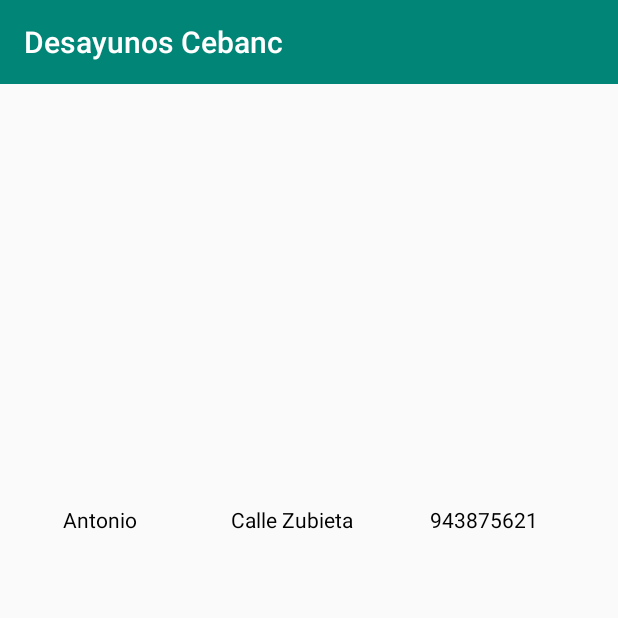
After one commit to mikels111/Desayunos, an Android app: the Actividad_admin screen opened directly, with no data from a screen before it, on a phone screen of 412 x 824 dp, the top half of it. The commit adds this screen. Run offline under Robolectric (Android 15) with nearby library versions, the phone set to English and light mode, and no system bars.

Commit message:
creacion de modulo de gestion de clientes

```diff
--- a/app/src/main/AndroidManifest.xml
+++ b/app/src/main/AndroidManifest.xml
@@ -11,7 +11,8 @@
         android:roundIcon="@mipmap/ic_launcher_round"
         android:supportsRtl="true"
         android:theme="@style/AppTheme">
-        <activity android:name=".Actividad_4"></activity>
+        <activity android:name=".Actividad_admin"></activity>
+        <activity android:name=".Actividad_4" />
         <activity android:name=".Actividad_3" />
         <activity android:name=".Actividad_2" />
         <activity android:name=".Actividad_1" />
--- a/app/src/main/java/com/example/desayunoscebanc/Actividad_3.java
+++ b/app/src/main/java/com/example/desayunoscebanc/Actividad_3.java
@@ -128,7 +128,7 @@ public class Actividad_3 extends AppCompatActivity {
             listaProductos.add(pinas);
         }
 
-        ProductoListAdapter adaptador=new ProductoListAdapter(this,R.layout.producto_adaptador,listaProductos);
+         ProductoListAdapter adaptador=new ProductoListAdapter(this,R.layout.producto_adaptador,listaProductos);
         lista.setAdapter(adaptador);
         final double precioFinal=((cafes.getPrecio())*(cafes.getCantidad())+
                 (tes.getPrecio())*(tes.getCantidad())+
--- /dev/null
+++ b/app/src/main/java/com/example/desayunoscebanc/Actividad_admin.java
@@ -0,0 +1,63 @@
+package com.example.desayunoscebanc;
+
+import androidx.appcompat.app.AppCompatActivity;
+
+import android.database.Cursor;
+import android.database.sqlite.SQLiteDatabase;
+import android.os.Bundle;
+import android.view.Gravity;
+import android.view.View;
+import android.widget.AdapterView;
+import android.widget.Button;
+import android.widget.EditText;
+import android.widget.ListView;
+import android.widget.TextView;
+import android.widget.Toast;
+
+import java.util.ArrayList;
+
+public class Actividad_admin extends AppCompatActivity {
+
+    ListView lista;
+    @Override
+    protected void onCreate(Bundle savedInstanceState) {
+        super.onCreate(savedInstanceState);
+        setContentView(R.layout.activity_actividad_admin);
+
+        lista=findViewById(R.id.lstClientes);
+
+        final ArrayList<Cliente> listaCliente=new ArrayList<>();
+
+        BDSQLiteHelper bdDesayunos = new BDSQLiteHelper(this, "BDDesayunos", null, 10);
+        final SQLiteDatabase bd = bdDesayunos.getWritableDatabase();
+
+
+        Cursor c=bd.rawQuery("SELECT CodCliente,Contrasena,Nombre,Direccion,Telefono,Email FROM Cliente",null);
+        if(c.moveToFirst()){
+            do{
+                int codCliente=c.getInt(0);
+                int contrasena=c.getInt(1);
+                String nombre=c.getString(2);
+                String direccion=c.getString(3);
+                String telefono=c.getString(4);
+                String email=c.getString(5);
+
+                Cliente cli=new Cliente(codCliente,contrasena,nombre,direccion,telefono,email);
+                listaCliente.add(cli);
+            }while(c.moveToNext());
+        }
+        ClienteListAdapter adapter=new ClienteListAdapter(this,R.layout.cliente_adaptador,listaCliente);
+        lista.setAdapter(adapter);
+
+        lista.setOnItemClickListener(new AdapterView.OnItemClickListener() {
+            @Override
+            public void onItemClick(AdapterView<?> parent, View view, int position, long id) {
+
+            }
+        });
+
+
+
+
+    }
+}
--- /dev/null
+++ b/app/src/main/java/com/example/desayunoscebanc/Cliente.java
@@ -0,0 +1,54 @@
+package com.example.desayunoscebanc;
+
+public class Cliente {
+    private int codCliente;
+    private int contrasena;
+    private String nombre;
+    private String direccion;
+    private String numero;
+    private String email;
+    public Cliente(int codCli,int contra,String nomb,String direc,String num,String correo){
+        codCliente=codCli;
+        contrasena=contra;
+        nombre=nomb;
+        direccion=direc;
+        numero=num;
+        email=correo;
+    }
+    public int getCodCliente(){
+        return codCliente;
+    }
+    public int getContrasena(){
+        return contrasena;
+    }
+    public String getNombre(){
+        return  nombre;
+    }
+    public String getDireccion(){
+        return direccion;
+    }
+    public String getNumero(){
+        return numero;
+    }
+    public String getEmail(){
+        return email;
+    }
+    public void setCodCliente(int cod){
+        codCliente=cod;
+    }
+    public void setContrasena(int contr){
+        contrasena=contr;
+    }
+    public void setNombre(String nom){
+        nombre=nom;
+    }
+    public void setDireccion(String direc){
+        direccion=direc;
+    }
+    public void setNumero(String num){
+        numero=num;
+    }
+    public void setEmail(String correo){
+        email=correo;
+    }
+}
--- /dev/null
+++ b/app/src/main/java/com/example/desayunoscebanc/ClienteListAdapter.java
@@ -0,0 +1,44 @@
+package com.example.desayunoscebanc;
+
+import android.content.Context;
+import android.view.LayoutInflater;
+import android.view.View;
+import android.view.ViewGroup;
+import android.widget.ArrayAdapter;
+import android.widget.TextView;
+
+import java.util.ArrayList;
+
+import androidx.annotation.NonNull;
+import androidx.annotation.Nullable;
+
+class ClienteListAdapter extends ArrayAdapter<Cliente> {
+
+    private Context contexto;
+    int recurso;
+    public ClienteListAdapter(@NonNull Context context, int resource, @NonNull ArrayList<Cliente> objects){
+        super(context,resource,objects);
+        contexto=context;
+        recurso=resource;
+    }
+    @NonNull
+    @Override
+    public View getView(int position, @Nullable View convertView, @NonNull ViewGroup parent){
+        String nombre=getItem(position).getNombre();
+        String direccion=getItem(position).getDireccion();
+        String telefono=getItem(position).getNumero();
+
+        LayoutInflater inflater= LayoutInflater.from(contexto);
+        convertView =inflater.inflate(recurso,parent,false);
+
+        TextView convertNombre=convertView.findViewById(R.id.textView1);
+        TextView convertCantidad=convertView.findViewById(R.id.textView2);
+        TextView convertPrecio=convertView.findViewById(R.id.textView3);
+
+        convertNombre.setText(nombre);
+        convertCantidad.setText(direccion);
+        convertPrecio.setText(telefono);
+
+        return convertView;
+    }
+}
--- a/app/src/main/res/layout/activity_actividad_2.xml
+++ b/app/src/main/res/layout/activity_actividad_2.xml
@@ -556,7 +556,7 @@
         app:layout_constraintHorizontal_bias="0.299"
         app:layout_constraintStart_toEndOf="@+id/btnSiguiente"
         app:layout_constraintTop_toTopOf="parent"
-        app:layout_constraintVertical_bias="0.962"  />
+        app:layout_constraintVertical_bias="0.962" />
 
     <Button
         android:id="@+id/btnSiguiente"
--- /dev/null
+++ b/app/src/main/res/layout/activity_actividad_admin.xml
@@ -0,0 +1,20 @@
+<?xml version="1.0" encoding="utf-8"?>
+<androidx.constraintlayout.widget.ConstraintLayout xmlns:android="http://schemas.android.com/apk/res/android"
+    xmlns:app="http://schemas.android.com/apk/res-auto"
+    xmlns:tools="http://schemas.android.com/tools"
+    android:layout_width="match_parent"
+    android:layout_height="match_parent"
+    tools:context=".Actividad_admin">
+
+    <ListView
+        android:id="@+id/lstClientes"
+        android:layout_width="wrap_content"
+        android:layout_height="wrap_content"
+        app:layout_constraintBottom_toBottomOf="parent"
+        app:layout_constraintEnd_toEndOf="parent"
+        app:layout_constraintHorizontal_bias="0.0"
+        app:layout_constraintStart_toStartOf="parent"
+        app:layout_constraintTop_toTopOf="parent"
+        app:layout_constraintVertical_bias="0.373" />
+
+</androidx.constraintlayout.widget.ConstraintLayout>
--- /dev/null
+++ b/app/src/main/res/layout/cliente_adaptador.xml
@@ -0,0 +1,36 @@
+<?xml version="1.0" encoding="utf-8"?>
+<LinearLayout xmlns:android="http://schemas.android.com/apk/res/android"
+    android:layout_width="match_parent"
+    android:layout_height="match_parent"
+    android:weightSum="100">
+
+
+    <TextView
+        android:id="@+id/textView1"
+        android:layout_width="132dp"
+        android:layout_height="30dp"
+        android:layout_weight="6.6"
+        android:gravity="center"
+        android:text="TextView1"
+        android:textColor="#000000" />
+
+    <TextView
+        android:id="@+id/textView2"
+        android:layout_width="124dp"
+        android:layout_height="30dp"
+        android:layout_weight="6.6"
+        android:gravity="center"
+        android:text="TextView2"
+        android:textColor="#000000" />
+
+    <TextView
+        android:id="@+id/textView3"
+        android:layout_width="134dp"
+        android:layout_height="30dp"
+        android:layout_below="@+id/textView2"
+        android:layout_weight="6.6"
+        android:gravity="center"
+        android:text="TextView3"
+        android:textColor="#000000" />
+
+</LinearLayout>
```
Also changed, not shown: app/src/main/java/com/example/desayunoscebanc/Actividad_4.java (+32 -9 lines), app/src/main/java/com/example/desayunoscebanc/MainActivity.java (+10 -1 lines), app/src/main/res/layout/actividad_3.xml (+4 -3 lines), app/src/main/res/layout/activity_main.xml (+14 -0 lines).
